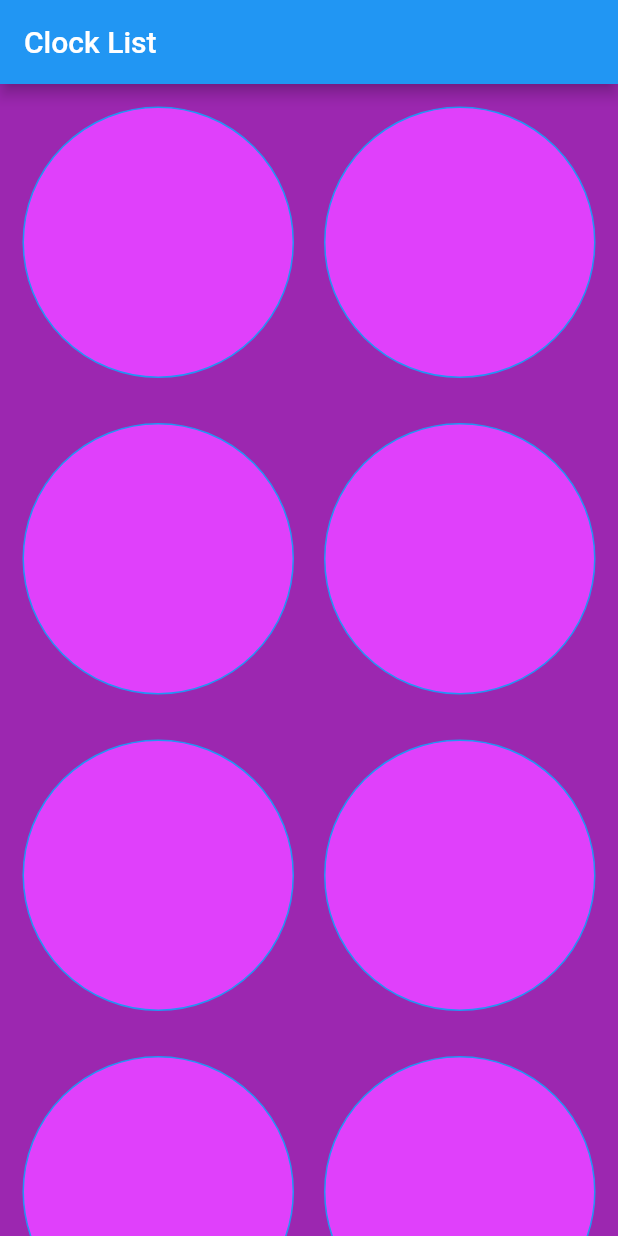
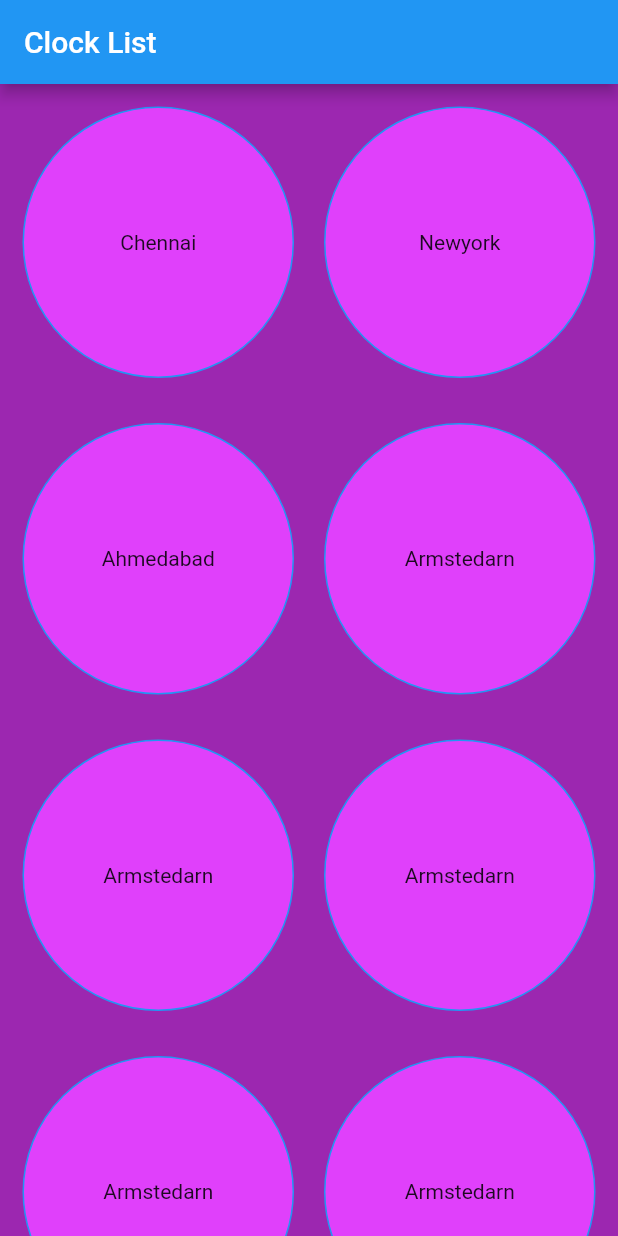
Before and after one commit to gurupatel107/flutter_ui_world_clock, a Flutter app: the screen it shows after launch, on a phone screen of 412 x 824 dp. Run offline on Flutter 3.47's test engine with Material 2 defaults, Android fonts, the phone set to English and light mode, and no system bars; missing offline and left inert: dragablegridview_flutter.

Commit message:
[add] list ui completed

```diff
--- a/lib/ClockItem.dart
+++ b/lib/ClockItem.dart
@@ -1,13 +1,23 @@
 import 'package:flutter/material.dart';
+import 'package:world_clock/model/TimeInfo.dart';
 
 class ClockItem extends StatefulWidget {
-  ClockItem({Key key}) : super(key: key);
-
+  final TimeInfo timeInfo;
+  ClockItem({this.timeInfo});
   @override
-  _ClockItemState createState() => _ClockItemState();
+  _ClockItemState createState() => _ClockItemState(timeInfo: timeInfo);
 }
 
 class _ClockItemState extends State<ClockItem> {
+  TimeInfo timeInfo;
+  _ClockItemState({this.timeInfo});
+
+  @override
+  void initState() {
+    super.initState();
+
+    print(timeInfo);
+  }
   @override
   Widget build(BuildContext context) {
     return Container(
@@ -16,6 +26,7 @@ class _ClockItemState extends State<ClockItem> {
 
       decoration: BoxDecoration(shape:BoxShape.circle,color: Colors.purpleAccent,
       border: Border.all(width: 1 ,color: Colors.blue)),
+      child: Center(child: Text(timeInfo.city),),
     );
   }
 }
--- a/lib/ClockList.dart
+++ b/lib/ClockList.dart
@@ -1,36 +1,71 @@
 import 'package:flutter/material.dart';
 import 'package:world_clock/ClockItem.dart';
 import 'package:world_clock/model/TimeInfo.dart';
+import 'package:dragablegridview_flutter/dragablegridview_flutter.dart';
 
 class ClockList extends StatefulWidget {
   ClockList({Key key}) : super(key: key);
 
-  List<TimeInfo> list = [];
+  final List<TimeInfo> list = [];
 
   @override
   _ClockListState createState() => _ClockListState(list);
 }
 
 class _ClockListState extends State<ClockList> {
-
-  List<TimeInfo> list1;
+  List<TimeInfo> list1 = [];
   _ClockListState(this.list1);
 
-  getListItems(){
+  @override
+  void initState() {
+    setState(() {
+      list1 = this.getListItems();
+    });
+    super.initState();
+  }
 
+  getListItems() {
+    List<TimeInfo> list = [];
+    list.add(TimeInfo(
+        city: 'Chennai', date: 'Mar 14', time: '11:20 AM', day: 'Mon'));
+    list.add(TimeInfo(
+        city: 'Newyork', date: 'Mar 14', time: '11:20 AM', day: 'Mon'));
+    list.add(TimeInfo(
+        city: 'Ahmedabad', date: 'Mar 14', time: '11:20 AM', day: 'Mon'));
+    list.add(TimeInfo(
+        city: 'Armstedarn', date: 'Mar 14', time: '11:20 AM', day: 'Mon'));
+    list.add(TimeInfo(
+        city: 'Armstedarn', date: 'Mar 14', time: '11:20 AM', day: 'Mon'));
+    list.add(TimeInfo(
+        city: 'Armstedarn', date: 'Mar 14', time: '11:20 AM', day: 'Mon'));
+    list.add(TimeInfo(
+        city: 'Armstedarn', date: 'Mar 14', time: '11:20 AM', day: 'Mon'));
+    list.add(TimeInfo(
+        city: 'Armstedarn', date: 'Mar 14', time: '11:20 AM', day: 'Mon'));
+    list.add(TimeInfo(
+        city: 'Armstedarn', date: 'Mar 14', time: '11:20 AM', day: 'Mon'));
+    list.add(TimeInfo(
+        city: 'Armstedarn', date: 'Mar 14', time: '11:20 AM', day: 'Mon'));
+
+    print("list lenght " + list.length.toString());
+    return list;
   }
+
+
 
   @override
   Widget build(BuildContext context) {
+    print(list1.length);
     return Container(
       color: Colors.purple,
+
       child: GridView.builder(
-        itemCount: 8,
+        itemCount: list1.length,
         padding: EdgeInsets.all(15),
         gridDelegate: new SliverGridDelegateWithFixedCrossAxisCount(
             crossAxisCount: 2, crossAxisSpacing: 20, mainAxisSpacing: 30),
         itemBuilder: (BuildContext context, int index) {
-          return ClockItem();
+          return ClockItem(timeInfo : list1[index]);
         },
       ),
     );
--- a/lib/model/TimeInfo.dart
+++ b/lib/model/TimeInfo.dart
@@ -1,3 +1,5 @@
+import 'package:dragablegridview_flutter/dragablegridviewbin.dart';
+
 class TimeInfo {
   String city, time, day, date;
   TimeInfo({this.city, this.time, this.day, this.date});
--- a/pubspec.yaml
+++ b/pubspec.yaml
@@ -19,7 +19,8 @@ environment:
 dependencies:
   flutter:
     sdk: flutter
-
+  reorderables:
+  dragablegridview_flutter: ^0.2.5
   # The following adds the Cupertino Icons font to your application.
   # Use with the CupertinoIcons class for iOS style icons.
   cupertino_icons: ^0.1.2
```
Also changed, not shown: pubspec.lock.
